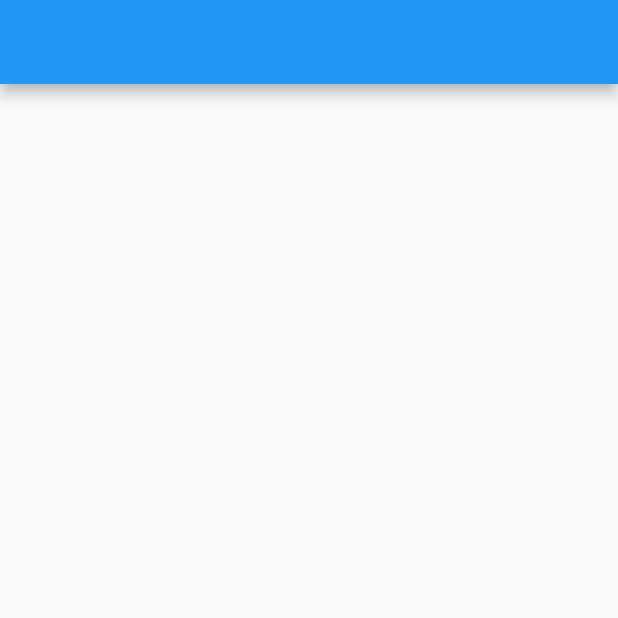
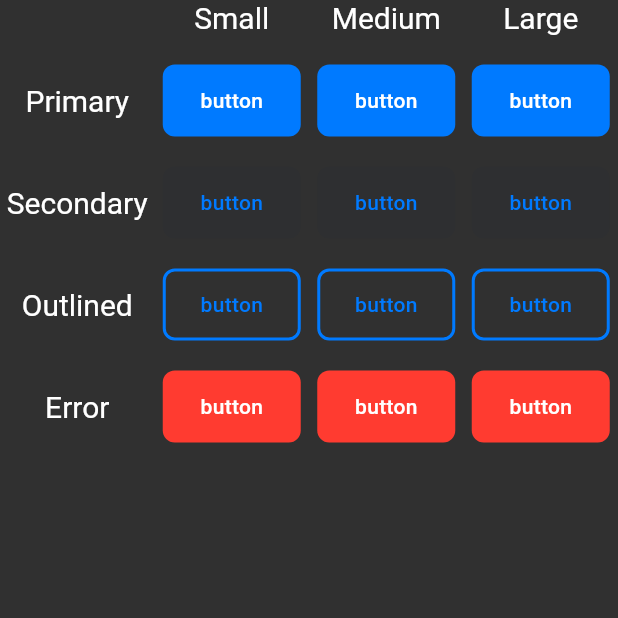
Before and after one commit to san-smith/design_system_template, a Flutter app: the screen it shows after launch, on a phone screen of 412 x 824 dp, the top half of it. Run offline on Flutter 3.47's test engine with Material 2 defaults, Android fonts, the phone set to English and light mode, and no system bars.

Commit message:
Add buttons styles

```diff
--- a/lib/main.dart
+++ b/lib/main.dart
@@ -1,6 +1,8 @@
+import 'package:design_system_template/presentation/ui/themes/dark_theme.dart';
 import 'package:flutter/material.dart';
 
 import 'presentation/home/home_screen.dart';
+import 'presentation/ui/themes/light_theme.dart';
 
 void main() {
   runApp(Application());
@@ -11,9 +13,9 @@ class Application extends StatelessWidget {
   Widget build(BuildContext context) {
     return MaterialApp(
       title: 'Flutter Design System Demo',
-      theme: ThemeData(
-        primarySwatch: Colors.blue,
-      ),
+      theme: lightTheme,
+      darkTheme: darkTheme,
+      themeMode: ThemeMode.dark,
       home: HomeScreen(),
     );
   }
--- a/lib/presentation/home/home_screen.dart
+++ b/lib/presentation/home/home_screen.dart
@@ -1,3 +1,6 @@
+import 'package:design_system_template/presentation/home/label.dart';
+import 'package:design_system_template/presentation/ui/buttons/base_button.dart';
+import 'package:design_system_template/presentation/ui/themes/button_type.dart';
 import 'package:flutter/material.dart';
 
 class HomeScreen extends StatefulWidget {
@@ -6,11 +9,130 @@ class HomeScreen extends StatefulWidget {
 }
 
 class _HomeScreenState extends State<HomeScreen> {
+  Widget get _buttonTitle => Text('button');
+
   @override
   Widget build(BuildContext context) {
     return Scaffold(
-      appBar: AppBar(),
-      body: Center(),
+      body: Center(
+        child: _buildGrid(),
+      ),
     );
   }
+
+  Widget _buildGrid() {
+    return Column(
+      crossAxisAlignment: CrossAxisAlignment.stretch,
+      children: [
+        _buildRow(_buildTitleRow()),
+        SizedBox(height: 20),
+        _buildRow(_buildPrimaryRow()),
+        SizedBox(height: 20),
+        _buildRow(_buildSecondaryRow()),
+        SizedBox(height: 20),
+        _buildRow(_buildOutlinedRow()),
+        SizedBox(height: 20),
+        _buildRow(_buildErrorRow()),
+      ],
+    );
+  }
+
+  Widget _buildRow(List<Widget> children) {
+    return Row(
+      children: children.map((e) => Expanded(child: Center(child: e))).toList(),
+    );
+  }
+
+  List<Widget> _buildTitleRow() {
+    return [
+      SizedBox(),
+      Label('Small'),
+      Label('Medium'),
+      Label('Large'),
+    ];
+  }
+
+  List<Widget> _buildPrimaryRow() {
+    return [
+      Label('Primary'),
+      BaseButton(
+        type: ButtonType.primary,
+        child: _buttonTitle,
+        onPressed: () {},
+      ),
+      BaseButton(
+        type: ButtonType.primary,
+        child: _buttonTitle,
+        onPressed: () {},
+      ),
+      BaseButton(
+        type: ButtonType.primary,
+        child: _buttonTitle,
+        onPressed: () {},
+      ),
+    ];
+  }
+
+  List<Widget> _buildSecondaryRow() {
+    return [
+      Label('Secondary'),
+      BaseButton(
+        type: ButtonType.secondary,
+        child: _buttonTitle,
+        onPressed: () {},
+      ),
+      BaseButton(
+        type: ButtonType.secondary,
+        child: _buttonTitle,
+        onPressed: () {},
+      ),
+      BaseButton(
+        type: ButtonType.secondary,
+        child: _buttonTitle,
+        onPressed: () {},
+      ),
+    ];
+  }
+
+  List<Widget> _buildOutlinedRow() {
+    return [
+      Label('Outlined'),
+      BaseButton(
+        type: ButtonType.outlined,
+        child: _buttonTitle,
+        onPressed: () {},
+      ),
+      BaseButton(
+        type: ButtonType.outlined,
+        child: _buttonTitle,
+        onPressed: () {},
+      ),
+      BaseButton(
+        type: ButtonType.outlined,
+        child: _buttonTitle,
+        onPressed: () {},
+      ),
+    ];
+  }
+
+  List<Widget> _buildErrorRow() {
+    return [
+      Label('Error'),
+      BaseButton(
+        type: ButtonType.error,
+        child: _buttonTitle,
+        onPressed: () {},
+      ),
+      BaseButton(
+        type: ButtonType.error,
+        child: _buttonTitle,
+        onPressed: () {},
+      ),
+      BaseButton(
+        type: ButtonType.error,
+        child: _buttonTitle,
+        onPressed: () {},
+      ),
+    ];
+  }
 }
--- /dev/null
+++ b/lib/presentation/home/label.dart
@@ -0,0 +1,19 @@
+import 'package:flutter/material.dart';
+
+class Label extends StatelessWidget {
+  const Label(
+    this.data, {
+    Key? key,
+  }) : super(key: key);
+  final String data;
+
+  @override
+  Widget build(BuildContext context) {
+    return Text(
+      data,
+      style: TextStyle(
+        fontSize: 20,
+      ),
+    );
+  }
+}
--- /dev/null
+++ b/lib/presentation/ui/buttons/base_button.dart
@@ -0,0 +1,39 @@
+import 'package:design_system_template/presentation/ui/themes/theme.dart';
+import 'package:flutter/material.dart';
+
+enum ButtonType { primary, secondary, outlined, error }
+
+class BaseButton extends StatelessWidget {
+  const BaseButton({
+    Key? key,
+    required this.type,
+    this.onPressed,
+    required this.child,
+  }) : super(key: key);
+
+  final ButtonType type;
+  final void Function()? onPressed;
+  final Widget child;
+
+  @override
+  Widget build(BuildContext context) {
+    return TextButton(
+      style: _getStyleByType(context),
+      onPressed: onPressed,
+      child: child,
+    );
+  }
+
+  ButtonStyle _getStyleByType(BuildContext context) {
+    switch (type) {
+      case ButtonType.primary:
+        return getButtonStyleType(context).primary;
+      case ButtonType.secondary:
+        return getButtonStyleType(context).secondary;
+      case ButtonType.outlined:
+        return getButtonStyleType(context).outlined;
+      case ButtonType.error:
+        return getButtonStyleType(context).error;
+    }
+  }
+}
--- /dev/null
+++ b/lib/presentation/ui/themes/button_type.dart
@@ -0,0 +1,13 @@
+class ButtonPropType<T> {
+  ButtonPropType({
+    required this.primary,
+    required this.secondary,
+    required this.outlined,
+    required this.error,
+  });
+
+  final T primary;
+  final T secondary;
+  final T outlined;
+  final T error;
+}
--- /dev/null
+++ b/lib/presentation/ui/themes/dark_theme.dart
@@ -0,0 +1,36 @@
+import 'package:design_system_template/presentation/ui/themes/button_type.dart';
+import 'package:flutter/material.dart';
+
+import 'theme.dart';
+
+final darkTheme = ThemeData.dark().copyWith(
+  textButtonTheme: TextButtonThemeData(style: baseButtonTheme),
+);
+
+const _primaryColor = Color(0xFF0A84FF);
+const _errorColor = Color(0xFFFF453A);
+const _secondaryColor = Color.fromRGBO(0, 28, 61, 0.05);
+const _whiteColor = Colors.white;
+
+final darkButtonStyleType = ButtonPropType(
+  primary: baseButtonTheme.copyWith(
+    backgroundColor: MaterialStateProperty.all(_primaryColor),
+    foregroundColor: MaterialStateProperty.all(_whiteColor),
+  ),
+  secondary: baseButtonTheme.copyWith(
+    backgroundColor: MaterialStateProperty.all(_secondaryColor),
+    foregroundColor: MaterialStateProperty.all(_primaryColor),
+  ),
+  outlined: baseButtonTheme.copyWith(
+    backgroundColor: MaterialStateProperty.all(Colors.transparent),
+    foregroundColor: MaterialStateProperty.all(_primaryColor),
+    side: MaterialStateProperty.all(BorderSide(
+      color: _primaryColor,
+      width: 2,
+    )),
+  ),
+  error: baseButtonTheme.copyWith(
+    foregroundColor: MaterialStateProperty.all(_whiteColor),
+    backgroundColor: MaterialStateProperty.all(_errorColor),
+  ),
+);
--- /dev/null
+++ b/lib/presentation/ui/themes/light_theme.dart
@@ -0,0 +1,36 @@
+import 'package:design_system_template/presentation/ui/themes/button_type.dart';
+import 'package:flutter/material.dart';
+
+import 'theme.dart';
+
+final lightTheme = ThemeData.light().copyWith(
+  textButtonTheme: TextButtonThemeData(style: baseButtonTheme),
+);
+
+const _primaryColor = Color(0xFF007AFF);
+const _errorColor = Color(0xFFFF3B30);
+const _secondaryColor = Color.fromRGBO(0, 28, 61, 0.05);
+const _whiteColor = Colors.white;
+
+final lightButtonStyleType = ButtonPropType(
+  primary: baseButtonTheme.copyWith(
+    backgroundColor: MaterialStateProperty.all(_primaryColor),
+    foregroundColor: MaterialStateProperty.all(_whiteColor),
+  ),
+  secondary: baseButtonTheme.copyWith(
+    backgroundColor: MaterialStateProperty.all(_secondaryColor),
+    foregroundColor: MaterialStateProperty.all(_primaryColor),
+  ),
+  outlined: baseButtonTheme.copyWith(
+    backgroundColor: MaterialStateProperty.all(Colors.transparent),
+    foregroundColor: MaterialStateProperty.all(_primaryColor),
+    side: MaterialStateProperty.all(BorderSide(
+      color: _primaryColor,
+      width: 2,
+    )),
+  ),
+  error: baseButtonTheme.copyWith(
+    foregroundColor: MaterialStateProperty.all(_whiteColor),
+    backgroundColor: MaterialStateProperty.all(_errorColor),
+  ),
+);
--- /dev/null
+++ b/lib/presentation/ui/themes/theme.dart
@@ -0,0 +1,20 @@
+import 'package:design_system_template/presentation/ui/themes/dark_theme.dart';
+import 'package:design_system_template/presentation/ui/themes/light_theme.dart';
+import 'package:flutter/material.dart';
+
+import 'button_type.dart';
+
+final baseButtonTheme = TextButton.styleFrom(
+  minimumSize: const Size(92, 48),
+  padding: const EdgeInsets.symmetric(horizontal: 16),
+  shape: RoundedRectangleBorder(borderRadius: BorderRadius.circular(8)),
+  textStyle: const TextStyle(
+    fontSize: 14,
+    fontWeight: FontWeight.w500,
+    letterSpacing: 0.2,
+  ),
+);
+
+ButtonPropType<ButtonStyle> getButtonStyleType(BuildContext context) {
+  return MediaQuery.of(context).platformBrightness == Brightness.dark ? darkButtonStyleType : lightButtonStyleType;
+}
```
